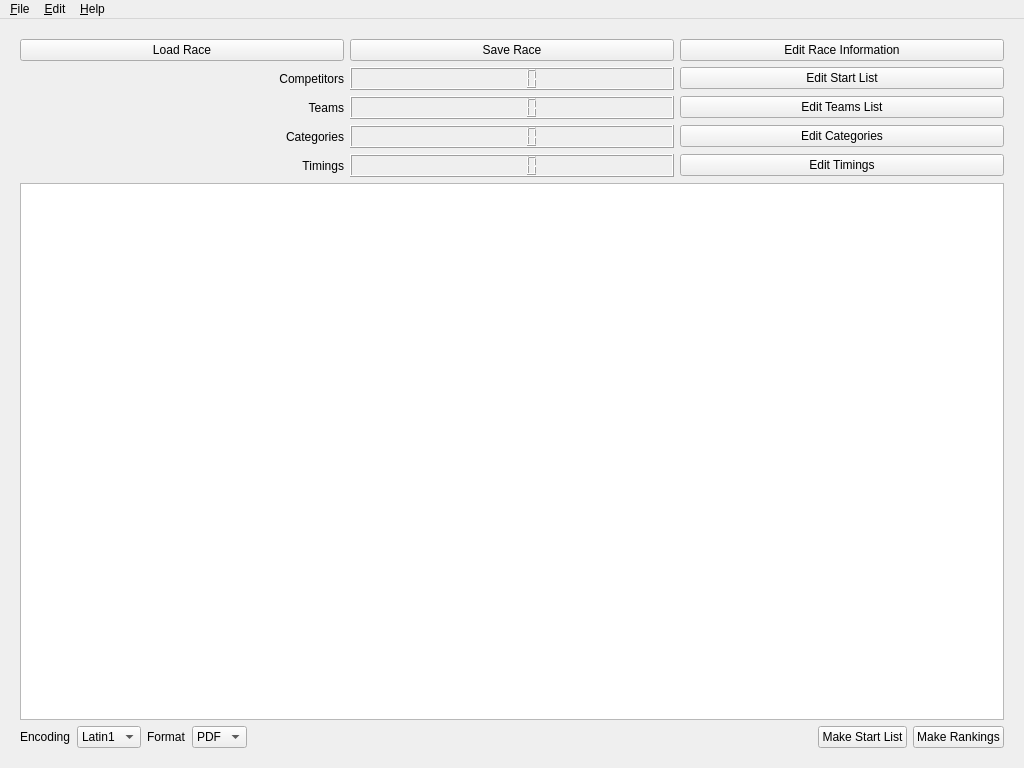
flinco/LBChronoRace, file chronorace.ui: the form before one commit.
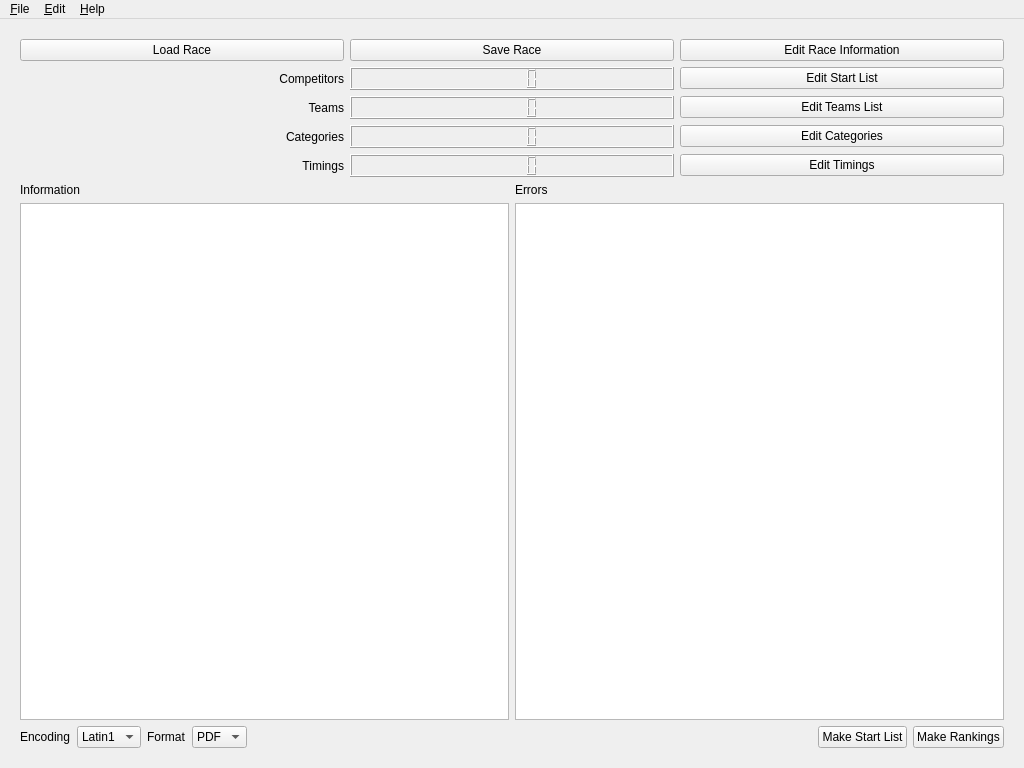
The form after the commit.

Commit message:
Added text panel for error reporting
- moved to version 1.9.8

Patch:
```diff
--- a/chronorace.ui
+++ b/chronorace.ui
@@ -167,6 +167,17 @@
      </layout>
     </item>
     <item>
+     <layout class="QHBoxLayout" name="horizontalLayout_2">
+      <item>
+       <layout class="QVBoxLayout" name="verticalLayout_2">
+        <item>
+         <widget class="QLabel" name="labelInfoDisplay">
+          <property name="text">
+           <string>Information</string>
+          </property>
+         </widget>
+        </item>
+        <item>
      <widget class="QPlainTextEdit" name="infoDisplay">
       <property name="sizePolicy">
        <sizepolicy hsizetype="Preferred" vsizetype="Expanding">
@@ -176,6 +187,31 @@
       </property>
      </widget>
     </item>
+       </layout>
+      </item>
+      <item>
+       <layout class="QVBoxLayout" name="verticalLayout_3">
+        <item>
+         <widget class="QLabel" name="labelErrorDisplay">
+          <property name="text">
+           <string>Errors</string>
+          </property>
+         </widget>
+        </item>
+        <item>
+         <widget class="QPlainTextEdit" name="errorDisplay">
+          <property name="sizePolicy">
+           <sizepolicy hsizetype="Preferred" vsizetype="Expanding">
+            <horstretch>0</horstretch>
+            <verstretch>0</verstretch>
+           </sizepolicy>
+          </property>
+         </widget>
+        </item>
+       </layout>
+      </item>
+     </layout>
+    </item>
     <item>
      <layout class="QHBoxLayout" name="horizontalLayout">
       <item>
```
Left out of the diff: 1 changed line with no effect on the pictures. Lines whose indentation alone changed are shown as unchanged. The commit also changes 4 other files.
